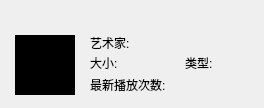
The window that musicUi/musicWidget/musicsongslistiteminfowidget.ui (Greedysky/TTKMusicPlayer) describes before a commit, drawn with Qt 5.
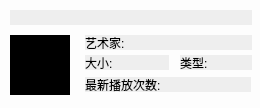
The same window after the commit.

Commit message: update musicsongs info widget position[654820]

Diff of the .ui file:
```diff
--- a/musicUi/musicWidget/musicsongslistiteminfowidget.ui
+++ b/musicUi/musicWidget/musicsongslistiteminfowidget.ui
@@ -6,17 +6,21 @@
    <rect>
     <x>0</x>
     <y>0</y>
-    <width>264</width>
+    <width>260</width>
     <height>108</height>
    </rect>
   </property>
   <property name="windowTitle">
    <string>MusicSongsListItemInfoWidget</string>
   </property>
+  <property name="styleSheet">
+   <string notr="true">QWidget{background:#FDFDFD;}
+QLabel{background:#EEEEEE;}</string>
+  </property>
   <widget class="QLabel" name="songNameValue">
    <property name="geometry">
     <rect>
-     <x>15</x>
+     <x>10</x>
      <y>10</y>
      <width>242</width>
      <height>15</height>
@@ -35,7 +39,7 @@
   <widget class="QLabel" name="artPicture">
    <property name="geometry">
     <rect>
-     <x>15</x>
+     <x>10</x>
      <y>35</y>
      <width>60</width>
      <height>60</height>
@@ -51,7 +55,7 @@
   <widget class="QLabel" name="artlist">
    <property name="geometry">
     <rect>
-     <x>90</x>
+     <x>85</x>
      <y>35</y>
      <width>45</width>
      <height>15</height>
@@ -64,7 +68,7 @@
   <widget class="QLabel" name="size">
    <property name="geometry">
     <rect>
-     <x>90</x>
+     <x>85</x>
      <y>55</y>
      <width>34</width>
      <height>15</height>
@@ -77,7 +81,7 @@
   <widget class="QLabel" name="type">
    <property name="geometry">
     <rect>
-     <x>185</x>
+     <x>180</x>
      <y>55</y>
      <width>31</width>
      <height>15</height>
@@ -90,7 +94,7 @@
   <widget class="QLabel" name="time">
    <property name="geometry">
     <rect>
-     <x>90</x>
+     <x>85</x>
      <y>77</y>
      <width>80</width>
      <height>15</height>
@@ -103,15 +107,12 @@
   <widget class="QLabel" name="artlistValue">
    <property name="geometry">
     <rect>
-     <x>135</x>
+     <x>130</x>
      <y>35</y>
      <width>122</width>
      <height>15</height>
     </rect>
    </property>
-   <property name="styleSheet">
-    <string notr="true"/>
-   </property>
    <property name="text">
     <string/>
    </property>
@@ -122,15 +123,12 @@
   <widget class="QLabel" name="sizeValue">
    <property name="geometry">
     <rect>
-     <x>124</x>
+     <x>119</x>
      <y>55</y>
      <width>50</width>
      <height>15</height>
     </rect>
    </property>
-   <property name="styleSheet">
-    <string notr="true"/>
-   </property>
    <property name="text">
     <string/>
    </property>
@@ -141,15 +139,12 @@
   <widget class="QLabel" name="typeValue">
    <property name="geometry">
     <rect>
-     <x>216</x>
+     <x>211</x>
      <y>55</y>
      <width>41</width>
      <height>15</height>
     </rect>
    </property>
-   <property name="styleSheet">
-    <string notr="true"/>
-   </property>
    <property name="text">
     <string/>
    </property>
@@ -160,15 +155,12 @@
   <widget class="QLabel" name="timeValue">
    <property name="geometry">
     <rect>
-     <x>170</x>
+     <x>165</x>
      <y>77</y>
      <width>86</width>
      <height>15</height>
     </rect>
    </property>
-   <property name="styleSheet">
-    <string notr="true"/>
-   </property>
    <property name="text">
     <string/>
    </property>
@@ -176,20 +168,6 @@
     <set>Qt::AlignCenter</set>
    </property>
   </widget>
-  <widget class="QLabel" name="transparent">
-   <property name="geometry">
-    <rect>
-     <x>0</x>
-     <y>0</y>
-     <width>264</width>
-     <height>108</height>
-    </rect>
-   </property>
-   <property name="text">
-    <string/>
-   </property>
-  </widget>
-  <zorder>transparent</zorder>
   <zorder>songNameValue</zorder>
   <zorder>artlist</zorder>
   <zorder>size</zorder>
```
The commit also changes 3 other files.
